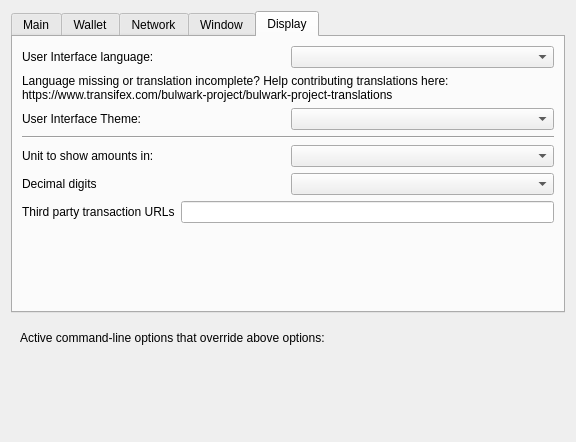
First picture: the form in src/qt/forms/optionsdialog.ui, repository bulwark-crypto/Bulwark, before the edit.
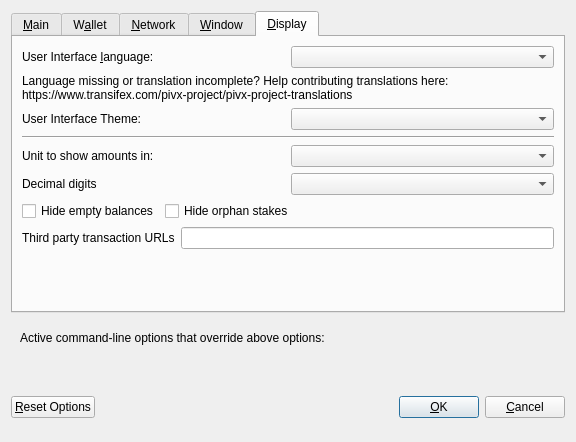
Second picture: the form after the edit. The open tabs and pages were chosen to show the change. Custom widgets are drawn as their Qt base class.

Commit message: initial trial of new pivx ui

The edit to the form file:
```diff
--- a/src/qt/forms/optionsdialog.ui
+++ b/src/qt/forms/optionsdialog.ui
@@ -24,7 +24,7 @@
      </property>
      <widget class="QWidget" name="tabMain">
       <attribute name="title">
-       <string>Main</string>
+       <string>&amp;Main</string>
       </attribute>
       <layout class="QVBoxLayout" name="verticalLayout_Main">
        <item>
@@ -200,7 +200,7 @@
      </widget>
      <widget class="QWidget" name="tabWallet">
       <attribute name="title">
-       <string>Wallet</string>
+       <string>W&amp;allet</string>
       </attribute>
       <layout class="QVBoxLayout" name="verticalLayout_Wallet">
        <item>
@@ -266,7 +266,7 @@
      </widget>
      <widget class="QWidget" name="tabNetwork">
       <attribute name="title">
-       <string>Network</string>
+       <string>&amp;Network</string>
       </attribute>
       <layout class="QVBoxLayout" name="verticalLayout_Network">
        <item>
@@ -397,7 +397,7 @@
      </widget>
      <widget class="QWidget" name="tabWindow">
       <attribute name="title">
-       <string>Window</string>
+       <string>&amp;Window</string>
       </attribute>
       <layout class="QVBoxLayout" name="verticalLayout_Window">
        <item>
@@ -437,7 +437,7 @@
      </widget>
      <widget class="QWidget" name="tabDisplay">
       <attribute name="title">
-       <string>Display</string>
+       <string>&amp;Display</string>
       </attribute>
       <layout class="QVBoxLayout" name="verticalLayout_Display">
        <item>
@@ -445,7 +445,7 @@
          <item>
           <widget class="QLabel" name="langLabel">
            <property name="text">
-            <string>User Interface language:</string>
+            <string>User Interface &amp;language:</string>
            </property>
            <property name="textFormat">
             <enum>Qt::PlainText</enum>
@@ -480,7 +480,7 @@
          </property>
          <property name="text">
           <string>Language missing or translation incomplete? Help contributing translations here:
-https://www.transifex.com/bulwark-project/bulwark-project-translations</string>
+https://www.transifex.com/pivx-project/pivx-project-translations</string>
          </property>
          <property name="wordWrap">
           <bool>true</bool>
@@ -494,7 +494,7 @@
         </widget>
        </item>
        <item>
-        <layout class="QHBoxLayout" name="horizontalLayout_4_Display" stretch="0,0">
+        <layout class="QHBoxLayout" name="horizontalLayout_2_Display" stretch="0,0">
          <item>
           <widget class="QLabel" name="themeLabel">
            <property name="text">
@@ -508,6 +508,12 @@
         </layout>
        </item>
        <item>
+        <widget class="QWidget" name="verticalZTelosDisplayWidget" native="true">
+         <layout class="QVBoxLayout" name="verticalZTelosDisplayLayout">
+          <property name="margin">
+           <number>0</number>
+          </property>
+          <item>
         <widget class="Line" name="line">
          <property name="orientation">
           <enum>Qt::Horizontal</enum>
@@ -515,7 +521,7 @@
         </widget>
        </item>
        <item>
-        <layout class="QHBoxLayout" name="horizontalLayout_2_Display">
+           <layout class="QHBoxLayout" name="horizontalLayout_3_Display">
          <item>
           <widget class="QLabel" name="unitLabel">
            <property name="text">
@@ -539,7 +545,7 @@
         </layout>
        </item>
        <item>
-        <layout class="QHBoxLayout" name="horizontalLayout_5_Display">
+           <layout class="QHBoxLayout" name="horizontalLayout_4_Display">
          <item>
           <widget class="QLabel" name="digitsLabel">
            <property name="text">
@@ -553,7 +559,47 @@
         </layout>
        </item>
        <item>
-        <layout class="QHBoxLayout" name="horizontalLayout_3_Display">
+           <layout class="QHBoxLayout" name="horizontalLayout_5_Display">
+            <item>
+             <widget class="QCheckBox" name="checkBoxHideZeroBalances">
+              <property name="toolTip">
+               <string>Hide empty balances</string>
+              </property>
+              <property name="layoutDirection">
+               <enum>Qt::LeftToRight</enum>
+              </property>
+              <property name="text">
+               <string>Hide empty balances</string>
+              </property>
+             </widget>
+            </item>
+            <item>
+             <widget class="QCheckBox" name="checkBoxHideOrphans">
+              <property name="toolTip">
+               <string>Hide orphan stakes in transaction lists</string>
+              </property>
+              <property name="text">
+               <string>Hide orphan stakes</string>
+              </property>
+             </widget>
+            </item>
+            <item>
+             <spacer name="horizontalSpacer">
+              <property name="orientation">
+               <enum>Qt::Horizontal</enum>
+              </property>
+              <property name="sizeHint" stdset="0">
+               <size>
+                <width>40</width>
+                <height>20</height>
+               </size>
+              </property>
+             </spacer>
+            </item>
+           </layout>
+          </item>
+          <item>
+           <layout class="QHBoxLayout" name="horizontalLayout_6_Display">
          <item>
           <widget class="QLabel" name="thirdPartyTxUrlsLabel">
            <property name="toolTip">
@@ -576,6 +622,9 @@
          </item>
         </layout>
        </item>
+         </layout>
+        </widget>
+       </item>
        <item>
         <spacer name="verticalSpacer">
          <property name="orientation">
@@ -642,12 +691,12 @@
    <item>
     <layout class="QHBoxLayout" name="horizontalLayout_Buttons">
      <item>
-      <widget class="QtMaterialFlatButton" name="resetButton" native="true">
+      <widget class="QPushButton" name="resetButton">
        <property name="toolTip">
         <string>Reset all client options to default.</string>
        </property>
-       <property name="text" stdset="0">
-        <string>Reset Options</string>
+       <property name="text">
+        <string>&amp;Reset Options</string>
        </property>
        <property name="autoDefault" stdset="0">
         <bool>false</bool>
@@ -706,9 +755,9 @@
       </spacer>
      </item>
      <item>
-      <widget class="QtMaterialFlatButton" name="okButton" native="true">
-       <property name="text" stdset="0">
-        <string>OK</string>
+      <widget class="QPushButton" name="okButton">
+       <property name="text">
+        <string>&amp;OK</string>
        </property>
        <property name="autoDefault" stdset="0">
         <bool>false</bool>
@@ -719,9 +768,9 @@
       </widget>
      </item>
      <item>
-      <widget class="QtMaterialFlatButton" name="cancelButton" native="true">
-       <property name="text" stdset="0">
-        <string>Cancel</string>
+      <widget class="QPushButton" name="cancelButton">
+       <property name="text">
+        <string>&amp;Cancel</string>
        </property>
        <property name="autoDefault" stdset="0">
         <bool>false</bool>
@@ -738,12 +787,6 @@
    <extends>QLineEdit</extends>
    <header>qvalidatedlineedit.h</header>
   </customwidget>
-  <customwidget>
-   <class>QtMaterialFlatButton</class>
-   <extends>QWidget</extends>
-   <header>qtmaterialflatbutton.h</header>
-   <container>1</container>
-  </customwidget>
   <customwidget>
    <class>QValueComboBox</class>
    <extends>QComboBox</extends>
```
Left out of the diff: 121 changed lines with no effect on the pictures. Lines whose indentation alone changed are shown as unchanged. The commit also changes 777 other files.
